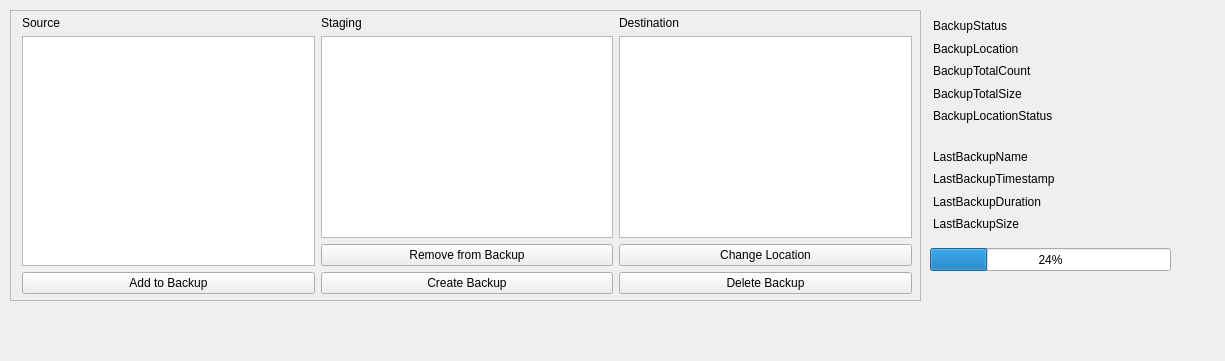
Old version of the form ui/mainwindow/mainwindow.ui in the repository shawn-sss/backtrack.
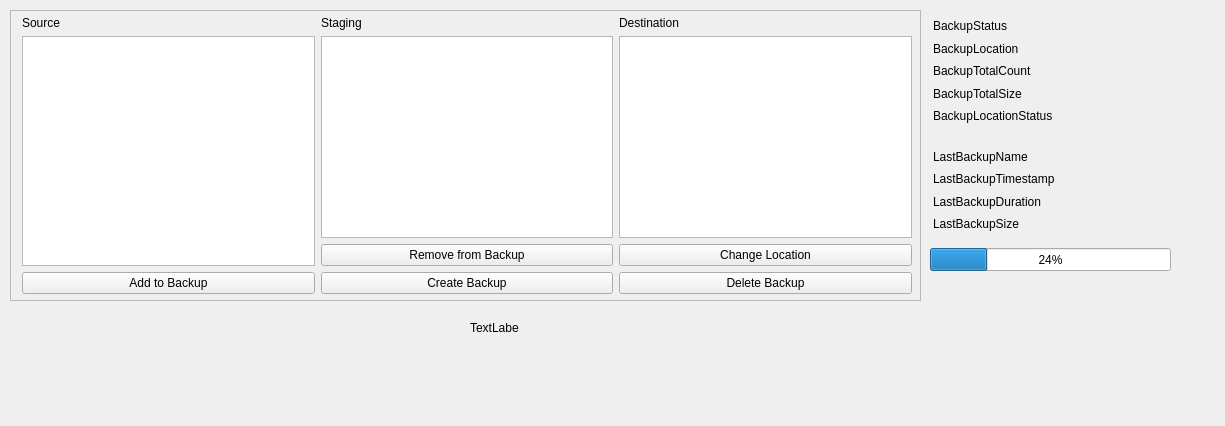
New version of the form.

Diff of the .ui file:
```diff
--- a/ui/mainwindow/mainwindow.ui
+++ b/ui/mainwindow/mainwindow.ui
@@ -7,7 +7,7 @@
     <x>0</x>
     <y>0</y>
     <width>1225</width>
-    <height>361</height>
+    <height>426</height>
    </rect>
   </property>
   <property name="windowTitle">
@@ -232,6 +232,19 @@
      </layout>
     </widget>
    </widget>
+   <widget class="QLabel" name="testLabel">
+    <property name="geometry">
+     <rect>
+      <x>470</x>
+      <y>320</y>
+      <width>49</width>
+      <height>16</height>
+     </rect>
+    </property>
+    <property name="text">
+     <string>TextLabel</string>
+    </property>
+   </widget>
   </widget>
   <action name="actionOpenSettings">
    <property name="text">
```
